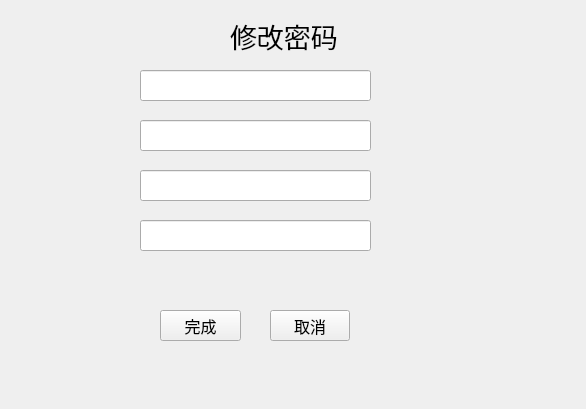
Qt form source/changepassword.ui (Sodataco/exam-system) before a commit.
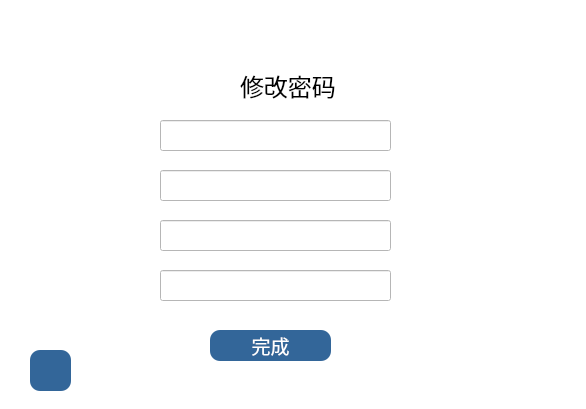
The same form after that commit. Icons and pictures are not drawn.

Commit message: 还是界面

The edit to the form file:
```diff
--- a/source/changepassword.ui
+++ b/source/changepassword.ui
@@ -13,20 +13,16 @@
   <property name="windowTitle">
    <string>Form</string>
   </property>
+  <property name="styleSheet">
+   <string notr="true">QWidget
+{
+background-color:white;
+}</string>
+  </property>
   <widget class="QLineEdit" name="account">
    <property name="geometry">
     <rect>
-     <x>140</x>
-     <y>70</y>
-     <width>231</width>
-     <height>31</height>
-    </rect>
-   </property>
-  </widget>
-  <widget class="QLineEdit" name="oldPasserword">
-   <property name="geometry">
-    <rect>
-     <x>140</x>
+     <x>160</x>
      <y>120</y>
      <width>231</width>
      <height>31</height>
@@ -36,7 +32,7 @@
   <widget class="QLineEdit" name="newPassword">
    <property name="geometry">
     <rect>
-     <x>140</x>
+     <x>160</x>
      <y>170</y>
      <width>231</width>
      <height>31</height>
@@ -46,27 +42,52 @@
   <widget class="QLineEdit" name="newPassword2">
    <property name="geometry">
     <rect>
-     <x>140</x>
+     <x>160</x>
      <y>220</y>
      <width>231</width>
      <height>31</height>
     </rect>
    </property>
   </widget>
+  <widget class="QLineEdit" name="newPassword2">
+   <property name="geometry">
+    <rect>
+     <x>160</x>
+     <y>270</y>
+     <width>231</width>
+     <height>31</height>
+    </rect>
+   </property>
+  </widget>
   <widget class="QPushButton" name="finish">
    <property name="geometry">
     <rect>
-     <x>160</x>
-     <y>310</y>
-     <width>81</width>
+     <x>210</x>
+     <y>330</y>
+     <width>121</width>
      <height>31</height>
     </rect>
    </property>
    <property name="font">
     <font>
-     <pointsize>12</pointsize>
+     <family>华文中宋</family>
+     <pointsize>14</pointsize>
     </font>
    </property>
+   <property name="styleSheet">
+    <string notr="true">QPushButton
+{
+border:none;
+border-radius:10px;
+background-color:rgb(51, 102, 153);
+color:white;
+}
+QPushButton:hover
+{
+background-color:rgb(177, 204, 228);
+color:black;
+}</string>
+   </property>
    <property name="text">
     <string>完成</string>
    </property>
@@ -74,10 +95,10 @@
   <widget class="QPushButton" name="Return">
    <property name="geometry">
     <rect>
-     <x>270</x>
-     <y>310</y>
-     <width>80</width>
-     <height>31</height>
+     <x>30</x>
+     <y>350</y>
+     <width>41</width>
+     <height>41</height>
     </rect>
    </property>
    <property name="font">
@@ -85,28 +106,61 @@
      <pointsize>12</pointsize>
     </font>
    </property>
+   <property name="styleSheet">
+    <string notr="true">QPushButton
+{
+border:none;
+image:url(:/image/home.png);
+border-radius:10px;
+background-color:rgb(51, 102, 153);
+}
+QPushButton:hover
+{
+background-color:rgb(177, 204, 228);
+}</string>
+   </property>
    <property name="text">
-    <string>取消</string>
+    <string/>
    </property>
   </widget>
   <widget class="QLabel" name="label">
    <property name="geometry">
     <rect>
-     <x>230</x>
-     <y>20</y>
+     <x>240</x>
+     <y>70</y>
      <width>141</width>
      <height>31</height>
     </rect>
    </property>
    <property name="font">
     <font>
-     <pointsize>20</pointsize>
+     <family>华文中宋</family>
+     <pointsize>18</pointsize>
     </font>
    </property>
    <property name="text">
     <string>修改密码</string>
    </property>
   </widget>
+  <widget class="QLabel" name="label_7">
+   <property name="geometry">
+    <rect>
+     <x>250</x>
+     <y>10</y>
+     <width>51</width>
+     <height>51</height>
+    </rect>
+   </property>
+   <property name="text">
+    <string/>
+   </property>
+   <property name="pixmap">
+    <pixmap resource="res.qrc">:/image/photo.png</pixmap>
+   </property>
+   <property name="scaledContents">
+    <bool>true</bool>
+   </property>
+  </widget>
  </widget>
  <resources/>
  <connections/>
```
Left out of the diff: 8 changed lines with no effect on the pictures.
